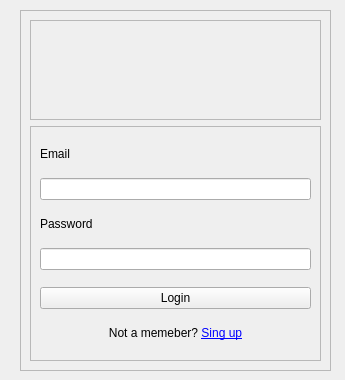
This is ui/pages/Login.ui in agadrian/Persistencia-Datos-PyQT6 as Qt 5 draws it before an edit. The edited form follows.
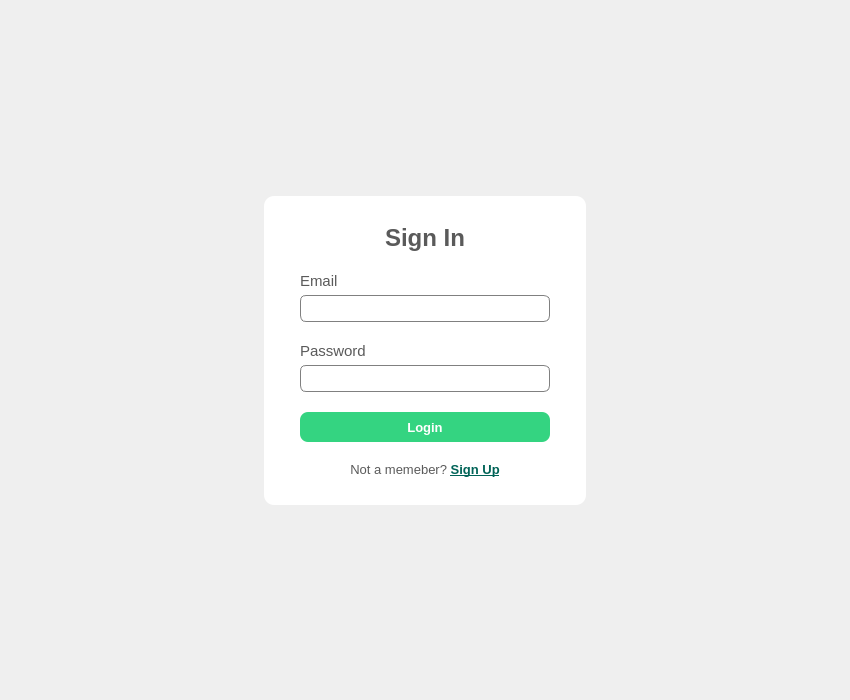
This is the edited form. Icons and pictures are not drawn.

The edit to the form file:
```diff
--- a/ui/pages/Login.ui
+++ b/ui/pages/Login.ui
@@ -6,147 +6,162 @@
    <rect>
     <x>0</x>
     <y>0</y>
-    <width>345</width>
-    <height>380</height>
+    <width>850</width>
+    <height>700</height>
    </rect>
   </property>
+  <property name="sizePolicy">
+   <sizepolicy hsizetype="Fixed" vsizetype="Fixed">
+    <horstretch>0</horstretch>
+    <verstretch>0</verstretch>
+   </sizepolicy>
+  </property>
   <property name="minimumSize">
    <size>
-    <width>345</width>
-    <height>380</height>
+    <width>850</width>
+    <height>700</height>
    </size>
   </property>
   <property name="maximumSize">
    <size>
-    <width>345</width>
-    <height>380</height>
+    <width>850</width>
+    <height>700</height>
    </size>
   </property>
   <property name="windowTitle">
    <string>Form</string>
   </property>
-  <widget class="QFrame" name="frame_2">
-   <property name="geometry">
-    <rect>
-     <x>20</x>
-     <y>10</y>
-     <width>311</width>
-     <height>361</height>
-    </rect>
-   </property>
-   <property name="frameShape">
-    <enum>QFrame::Shape::StyledPanel</enum>
-   </property>
-   <property name="frameShadow">
-    <enum>QFrame::Shadow::Raised</enum>
+  <property name="styleSheet">
+   <string notr="true">#LoginWindow {
+	border-image: url(:/ui/res/bg.png);
+	
+}
+
+#centralWidget {
+	background-color: #FFFFFF;
+	border-radius: 10px;
+}
+
+QLineEdit{
+	border: 1px solid gray;
+	border-radius: 6px;
+	padding-left: 5px;
+	height: 25px;
+}
+
+
+
+QLabel {
+	color: #5A5A5A;
+}</string>
    </property>
    <layout class="QGridLayout" name="gridLayout_2">
-    <item row="0" column="0">
-     <widget class="QFrame" name="frame_3">
-      <property name="maximumSize">
-       <size>
-        <width>16777215</width>
-        <height>100</height>
-       </size>
-      </property>
-      <property name="frameShape">
-       <enum>QFrame::Shape::StyledPanel</enum>
-      </property>
-      <property name="frameShadow">
-       <enum>QFrame::Shadow::Raised</enum>
-      </property>
-      <layout class="QHBoxLayout" name="horizontalLayout">
-       <item>
-        <spacer name="horizontalSpacer">
+   <item row="0" column="1">
+    <spacer name="verticalSpacer_4">
          <property name="orientation">
-          <enum>Qt::Orientation::Horizontal</enum>
+      <enum>Qt::Orientation::Vertical</enum>
          </property>
          <property name="sizeHint" stdset="0">
           <size>
-           <width>89</width>
-           <height>20</height>
+       <width>20</width>
+       <height>147</height>
           </size>
          </property>
         </spacer>
-       </item>
-       <item>
-        <widget class="QLabel" name="label">
-         <property name="maximumSize">
-          <size>
-           <width>75</width>
-           <height>75</height>
-          </size>
-         </property>
-         <property name="text">
-          <string/>
-         </property>
-         <property name="pixmap">
-          <pixmap>../res/logo.png</pixmap>
-         </property>
-         <property name="scaledContents">
-          <bool>true</bool>
-         </property>
-        </widget>
-       </item>
-       <item>
-        <spacer name="horizontalSpacer_2">
-         <property name="orientation">
-          <enum>Qt::Orientation::Horizontal</enum>
-         </property>
-         <property name="sizeHint" stdset="0">
-          <size>
-           <width>89</width>
-           <height>20</height>
-          </size>
-         </property>
-        </spacer>
-       </item>
-      </layout>
-     </widget>
     </item>
     <item row="1" column="0">
-     <widget class="QFrame" name="frame">
-      <property name="frameShape">
-       <enum>QFrame::Shape::StyledPanel</enum>
-      </property>
-      <property name="frameShadow">
-       <enum>QFrame::Shadow::Raised</enum>
+    <spacer name="horizontalSpacer_3">
+     <property name="orientation">
+      <enum>Qt::Orientation::Horizontal</enum>
+     </property>
+     <property name="sizeHint" stdset="0">
+      <size>
+       <width>235</width>
+       <height>20</height>
+      </size>
+     </property>
+    </spacer>
+   </item>
+   <item row="1" column="1">
+    <widget class="QWidget" name="centralWidget" native="true">
+     <property name="sizePolicy">
+      <sizepolicy hsizetype="Expanding" vsizetype="Expanding">
+       <horstretch>0</horstretch>
+       <verstretch>0</verstretch>
+      </sizepolicy>
+     </property>
+     <property name="font">
+      <font>
+       <pointsize>11</pointsize>
+      </font>
       </property>
       <layout class="QGridLayout" name="gridLayout">
-       <item row="3" column="0">
-        <widget class="QLineEdit" name="lineEdit_password">
-         <property name="echoMode">
-          <enum>QLineEdit::EchoMode::Password</enum>
-         </property>
-         <property name="placeholderText">
-          <string/>
-         </property>
-        </widget>
-       </item>
-       <item row="5" column="0">
-        <widget class="QLabel" name="label_singup">
+      <property name="verticalSpacing">
+       <number>20</number>
+      </property>
+      <item row="3" column="1">
+       <spacer name="verticalSpacer">
+        <property name="orientation">
+         <enum>Qt::Orientation::Vertical</enum>
+        </property>
+        <property name="sizeHint" stdset="0">
+         <size>
+          <width>20</width>
+          <height>19</height>
+         </size>
+        </property>
+       </spacer>
+      </item>
+      <item row="2" column="1">
+       <layout class="QGridLayout" name="gridLayout_3">
+        <property name="spacing">
+         <number>20</number>
+        </property>
+        <item row="0" column="0">
+         <layout class="QVBoxLayout" name="verticalLayout">
+          <property name="spacing">
+           <number>5</number>
+          </property>
+          <item>
+           <widget class="QLabel" name="label_username">
          <property name="sizePolicy">
           <sizepolicy hsizetype="Preferred" vsizetype="Fixed">
            <horstretch>0</horstretch>
            <verstretch>0</verstretch>
           </sizepolicy>
          </property>
+            <property name="font">
+             <font>
+              <pointsize>11</pointsize>
+              <bold>false</bold>
+             </font>
+            </property>
          <property name="text">
-          <string>Not a memeber? &lt;a href=&quot;#&quot;&gt; Sing up&lt;/a&gt;</string>
-         </property>
-         <property name="alignment">
-          <set>Qt::AlignmentFlag::AlignCenter</set>
+             <string>Email</string>
          </property>
         </widget>
        </item>
-       <item row="1" column="0">
+          <item>
         <widget class="QLineEdit" name="lineEdit_username">
+            <property name="minimumSize">
+             <size>
+              <width>250</width>
+              <height>0</height>
+             </size>
+            </property>
          <property name="placeholderText">
           <string/>
          </property>
         </widget>
        </item>
-       <item row="2" column="0">
+         </layout>
+        </item>
+        <item row="1" column="0">
+         <layout class="QVBoxLayout" name="verticalLayout_2">
+          <property name="spacing">
+           <number>5</number>
+          </property>
+          <item>
         <widget class="QLabel" name="label_password">
          <property name="sizePolicy">
           <sizepolicy hsizetype="Preferred" vsizetype="Fixed">
@@ -154,36 +169,159 @@
            <verstretch>0</verstretch>
           </sizepolicy>
          </property>
+            <property name="font">
+             <font>
+              <pointsize>11</pointsize>
+              <bold>false</bold>
+             </font>
+            </property>
          <property name="text">
           <string>Password</string>
          </property>
         </widget>
        </item>
-       <item row="0" column="0">
-        <widget class="QLabel" name="label_username">
-         <property name="sizePolicy">
-          <sizepolicy hsizetype="Preferred" vsizetype="Fixed">
-           <horstretch>0</horstretch>
-           <verstretch>0</verstretch>
-          </sizepolicy>
-         </property>
-         <property name="text">
-          <string>Email</string>
+          <item>
+           <widget class="QLineEdit" name="lineEdit_password">
+            <property name="echoMode">
+             <enum>QLineEdit::EchoMode::Password</enum>
+            </property>
+            <property name="placeholderText">
+             <string/>
          </property>
         </widget>
        </item>
-       <item row="4" column="0">
+         </layout>
+        </item>
+        <item row="2" column="0">
         <widget class="QPushButton" name="btn_login">
+          <property name="styleSheet">
+           <string notr="true">QPushButton{
+	background-color: #34D481;
+	color: white;
+	border: none;
+	border-radius: 8px;
+	font-weight: bold;
+	font-size: 13px;
+	height: 30px;
+}
+
+QPushButton:hover {
+    background-color: #28a766; 
+}</string>
+          </property>
          <property name="text">
           <string>Login</string>
          </property>
         </widget>
        </item>
-      </layout>
+        <item row="3" column="0">
+         <widget class="QLabel" name="label_singup">
+          <property name="sizePolicy">
+           <sizepolicy hsizetype="Preferred" vsizetype="Fixed">
+            <horstretch>0</horstretch>
+            <verstretch>0</verstretch>
+           </sizepolicy>
+          </property>
+          <property name="font">
+           <font>
+            <pointsize>10</pointsize>
+           </font>
+          </property>
+          <property name="text">
+           <string>&lt;html&gt;&lt;head/&gt;&lt;body&gt;&lt;p&gt;Not a memeber? &lt;a href=&quot;#&quot;&gt;&lt;span style=&quot; font-weight:700; text-decoration: underline; color:#006357;&quot;&gt;Sign Up&lt;/span&gt;&lt;/a&gt;&lt;/p&gt;&lt;/body&gt;&lt;/html&gt;</string>
+          </property>
+          <property name="alignment">
+           <set>Qt::AlignmentFlag::AlignCenter</set>
+          </property>
+         </widget>
+        </item>
+       </layout>
+      </item>
+      <item row="2" column="0">
+       <spacer name="horizontalSpacer">
+        <property name="orientation">
+         <enum>Qt::Orientation::Horizontal</enum>
+        </property>
+        <property name="sizeHint" stdset="0">
+         <size>
+          <width>27</width>
+          <height>20</height>
+         </size>
+        </property>
+       </spacer>
+      </item>
+      <item row="2" column="2">
+       <spacer name="horizontalSpacer_2">
+        <property name="orientation">
+         <enum>Qt::Orientation::Horizontal</enum>
+        </property>
+        <property name="sizeHint" stdset="0">
+         <size>
+          <width>27</width>
+          <height>20</height>
+         </size>
+        </property>
+       </spacer>
+      </item>
+      <item row="0" column="1">
+       <spacer name="verticalSpacer_2">
+        <property name="orientation">
+         <enum>Qt::Orientation::Vertical</enum>
+        </property>
+        <property name="sizeHint" stdset="0">
+         <size>
+          <width>20</width>
+          <height>19</height>
+         </size>
+        </property>
+       </spacer>
+      </item>
+      <item row="1" column="1">
+       <widget class="QLabel" name="lavelll">
+        <property name="font">
+         <font>
+          <pointsize>18</pointsize>
+          <bold>true</bold>
+         </font>
+        </property>
+        <property name="text">
+         <string>Sign In</string>
+        </property>
+        <property name="alignment">
+         <set>Qt::AlignmentFlag::AlignCenter</set>
+        </property>
      </widget>
     </item>
    </layout>
   </widget>
+   </item>
+   <item row="1" column="2">
+    <spacer name="horizontalSpacer_4">
+     <property name="orientation">
+      <enum>Qt::Orientation::Horizontal</enum>
+     </property>
+     <property name="sizeHint" stdset="0">
+      <size>
+       <width>235</width>
+       <height>20</height>
+      </size>
+     </property>
+    </spacer>
+   </item>
+   <item row="2" column="1">
+    <spacer name="verticalSpacer_3">
+     <property name="orientation">
+      <enum>Qt::Orientation::Vertical</enum>
+     </property>
+     <property name="sizeHint" stdset="0">
+      <size>
+       <width>20</width>
+       <height>146</height>
+      </size>
+     </property>
+    </spacer>
+   </item>
+  </layout>
  </widget>
  <resources/>
  <connections/>
```
Left out of the diff: 11 changed lines with no effect on the pictures. Lines whose indentation alone changed are shown as unchanged.
